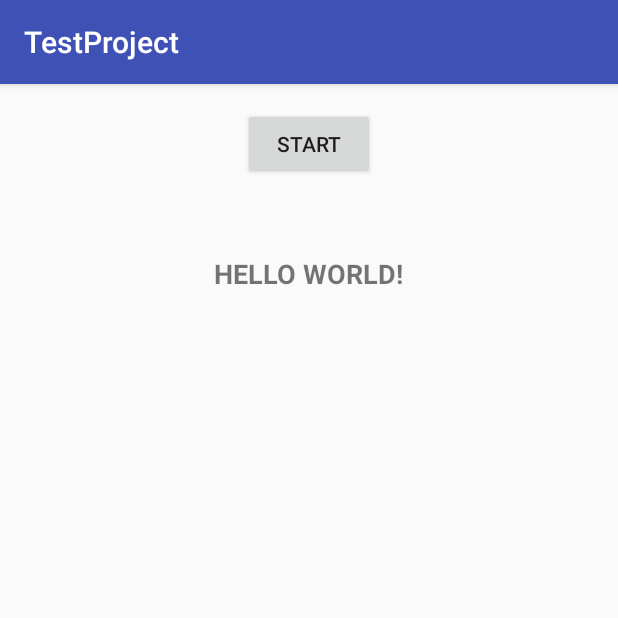
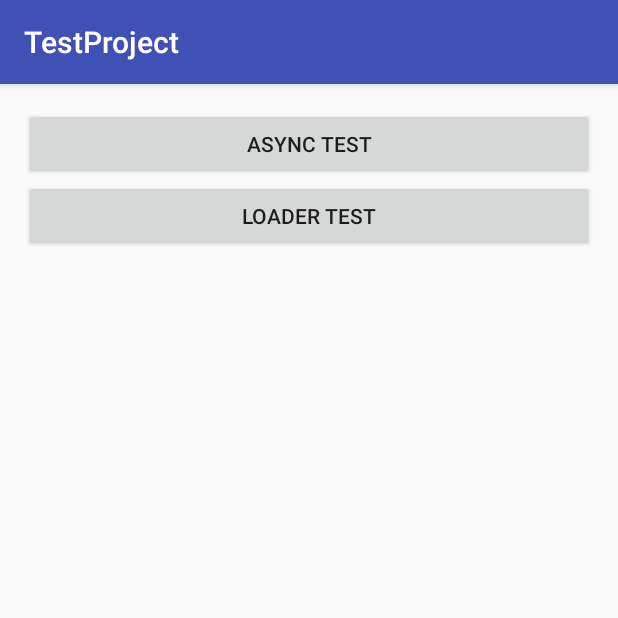
Before and after one commit to s-marten/TestProject, an Android app: the screen it shows after launch (MainActivity), on a phone screen of 412 x 824 dp, the top half of it. Run offline under Robolectric (Android 15) with nearby library versions, the phone set to English and light mode, and no system bars.

Commit message:
new fitures

```diff
--- a/app/src/main/AndroidManifest.xml
+++ b/app/src/main/AndroidManifest.xml
@@ -15,6 +15,7 @@
                 <category android:name="android.intent.category.LAUNCHER" />
             </intent-filter>
         </activity>
+        <activity android:name=".LoaderActivity"></activity>
     </application>
 
 </manifest>
--- a/app/src/main/java/ru/marten/testproject/MainActivity.java
+++ b/app/src/main/java/ru/marten/testproject/MainActivity.java
@@ -1,5 +1,6 @@
 package ru.marten.testproject;
 
+import android.content.Intent;
 import android.support.v7.app.AppCompatActivity;
 import android.os.Bundle;
 import android.view.View;
@@ -17,6 +18,8 @@ public class MainActivity extends AppCompatActivity {
         super.onCreate(savedInstanceState);
         setContentView(R.layout.activity_main);
         status_text = (TextView) findViewById(R.id.status_text);
+
+        //start async task
         Button testBtn = (Button) findViewById(R.id.start_button);
         testBtn.setOnClickListener(new View.OnClickListener() {
             @Override
@@ -24,8 +27,20 @@ public class MainActivity extends AppCompatActivity {
                 asyncTest();
             }
         });
+
+
+        Button btn_loader_test = (Button) findViewById(R.id.btn_loader_test);
+        btn_loader_test.setOnClickListener(new View.OnClickListener() {
+            @Override
+            public void onClick(View view) {
+                startActivity(new Intent(MainActivity.this, LoaderActivity.class));
+            }
+        });
+
     }
 
+
+    ////// async pattern ///////////////////////////
     public void setText() {
         status_text.setText("Got it");
     }
@@ -39,4 +54,7 @@ public class MainActivity extends AppCompatActivity {
         }
         task.execute();
     }
+    /////////////////////////////////////////////////
+
+
 }
--- a/app/src/main/java/ru/marten/testproject/netutils/CustomAsyncTask.java
+++ b/app/src/main/java/ru/marten/testproject/netutils/CustomAsyncTask.java
@@ -2,11 +2,11 @@ package ru.marten.testproject.netutils;
 
 import android.os.AsyncTask;
 
-import java.lang.reflect.InvocationTargetException;
 import java.lang.reflect.Method;
 
 /**
  * Created by marten on 19.08.16.
+ * Пример передачи метода в качестве параметра
  */
 public class CustomAsyncTask extends AsyncTask<Object, Object, Object> {
 
--- a/app/src/main/res/layout/activity_main.xml
+++ b/app/src/main/res/layout/activity_main.xml
@@ -9,19 +9,33 @@
     android:paddingTop="@dimen/activity_vertical_margin"
     tools:context="ru.marten.testproject.MainActivity">
 
+    <ScrollView
+        android:id="@+id/btns_scroll"
+        android:layout_width="match_parent"
+        android:layout_height="match_parent">
+
     <LinearLayout
         android:id="@+id/buttons_panel"
         android:layout_width="match_parent"
         android:layout_height="wrap_content"
-        android:gravity="center">
+        android:gravity="center"
+        android:orientation="vertical">
 
         <Button
             android:id="@+id/start_button"
-            android:layout_width="wrap_content"
+            android:layout_width="match_parent"
             android:layout_height="wrap_content"
-            android:text="start"
+            android:text="async test"
             />
+
+        <Button
+            android:id="@+id/btn_loader_test"
+            android:layout_width="match_parent"
+            android:layout_height="wrap_content"
+            android:text="loader test"/>
     </LinearLayout>
+
+    </ScrollView>
 
     <TextView
         android:id="@+id/status_text"
@@ -32,6 +46,8 @@
         android:textStyle="bold"
         android:textSize="18sp"
         android:text="Hello World!"
-        android:layout_below="@id/buttons_panel"
-        android:layout_centerHorizontal="true"/>
+        android:layout_below="@id/btns_scroll"
+        android:layout_centerHorizontal="true"
+        android:visibility="gone"/>
+
 </RelativeLayout>
```
Also changed, not shown: app/src/main/java/ru/marten/testproject/LoaderActivity.java (added, +96 -0 lines), app/src/main/java/ru/marten/testproject/loaders/TimeLoader.java (added, +108 -0 lines), app/src/main/java/ru/marten/testproject/utils/CommonData.java (added, +9 -0 lines), app/src/main/res/layout/activity_loader.xml (added, +49 -0 lines), app/src/main/res/values/strings.xml (+8 -0 lines).
